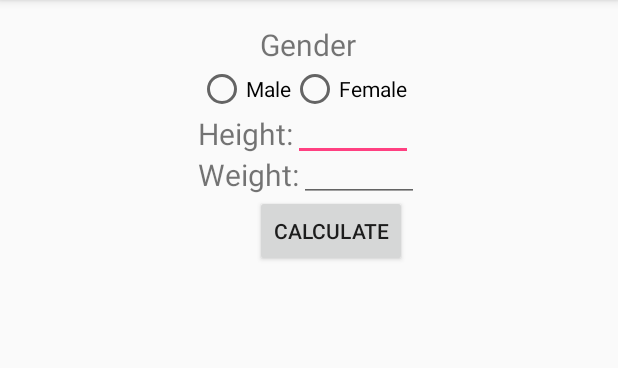
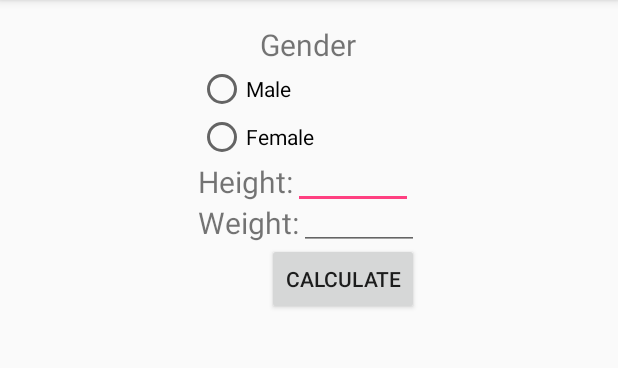
Before and after one commit to njramage/SavageBadger, an Android app: the screen it shows after launch (MainActivity), on a phone screen of 412 x 824 dp, the part 84-452 px from its top. Run offline under Robolectric (Android 15) with nearby library versions, the phone set to English and light mode, and no system bars.

Commit message:
edited radiobutton layout

```diff
--- a/BMICalcuator/app/src/main/res/layout/activity_main.xml
+++ b/BMICalcuator/app/src/main/res/layout/activity_main.xml
@@ -31,31 +31,37 @@
             android:layout_centerHorizontal="true"
             android:text="Gender"
             android:textSize="20sp" />
+        <RadioGroup
+            android:id="@+id/gender_radiogroup"
+            android:layout_width="wrap_content"
+            android:layout_height="wrap_content"
+            android:layout_below="@id/gender_label"
+            >
+
             <RadioButton
                 android:id="@+id/radio_male"
                 android:layout_width="wrap_content"
                 android:layout_height="wrap_content"
-            android:layout_below="@id/gender_label"
                 android:text="Male" />
             <RadioButton
                 android:id="@+id/radio_female"
                 android:layout_width="wrap_content"
                 android:layout_height="wrap_content"
-            android:layout_below="@id/gender_label"
-            android:layout_toRightOf="@id/radio_male"
                 android:text="Female" />
+        </RadioGroup>
+
         <TextView
             android:id="@+id/height_label"
             android:layout_width="wrap_content"
             android:layout_height="wrap_content"
             android:text="Height:"
-            android:layout_below="@id/radio_female"
+            android:layout_below="@id/gender_radiogroup"
             android:textSize="20sp" />
         <EditText
             android:id="@+id/height_textfield"
             android:layout_width="80sp"
             android:layout_height="40sp"
-            android:layout_below="@id/radio_female"
+            android:layout_below="@id/gender_radiogroup"
             android:layout_toRightOf="@id/height_label"
             android:layout_alignBaseline="@id/height_label"/>
         <TextView
@@ -77,7 +83,7 @@
             android:layout_width="wrap_content"
             android:layout_height="wrap_content"
             android:layout_below="@id/weight_label"
-            android:layout_alignRight="@id/radio_female"
+            android:layout_alignRight="@id/weight_textfield"
             android:text="CAlculate"
             android:onClick="CalculateBMI"/>
 
```
Lines whose indentation alone changed are shown as unchanged.
